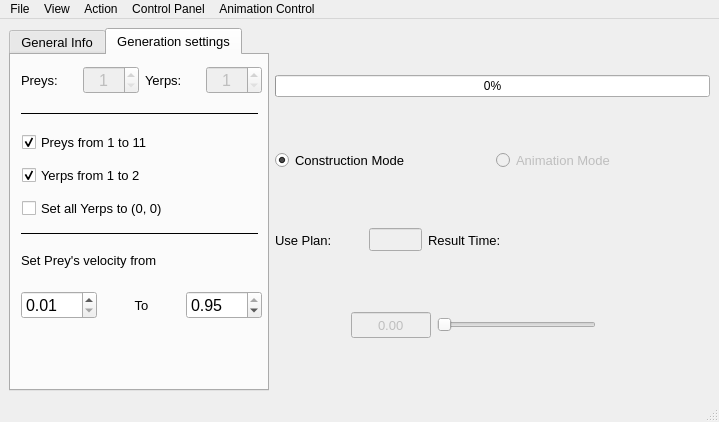
Qt form mainwindow.ui (Frostmourneee/MT-TSP) before a commit.
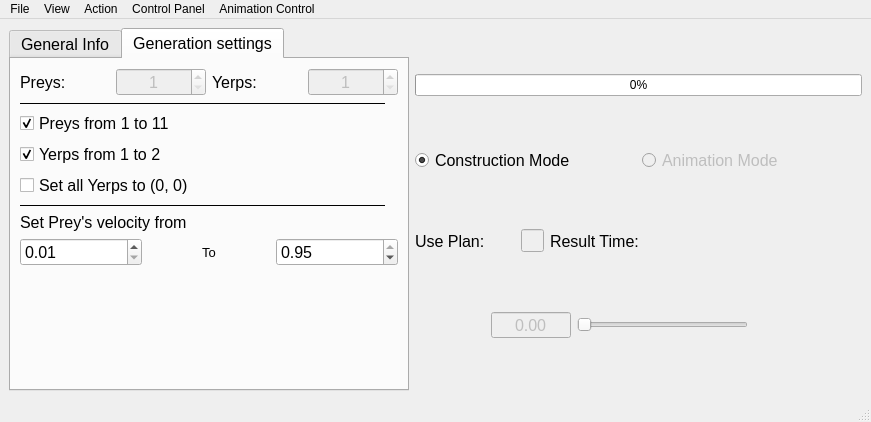
The same form after that commit. The open tabs and pages were chosen to show the change.

Commit message: Generation settings tab finished

The edit to the form file:
```diff
--- a/mainwindow.ui
+++ b/mainwindow.ui
@@ -25,19 +25,19 @@
       </property>
       <property name="minimumSize">
        <size>
-        <width>260</width>
+        <width>400</width>
         <height>0</height>
        </size>
       </property>
       <property name="maximumSize">
        <size>
-        <width>260</width>
+        <width>400</width>
         <height>16777215</height>
        </size>
       </property>
       <property name="font">
        <font>
-        <pointsize>10</pointsize>
+        <pointsize>12</pointsize>
        </font>
       </property>
       <property name="tabPosition">
@@ -142,21 +142,14 @@
        <attribute name="title">
         <string>Generation settings</string>
        </attribute>
-       <widget class="QWidget" name="horizontalLayoutWidget_3">
-        <property name="geometry">
-         <rect>
-          <x>10</x>
-          <y>10</y>
-          <width>241</width>
-          <height>31</height>
-         </rect>
-        </property>
+       <layout class="QVBoxLayout" name="verticalLayout_2">
+        <item>
         <layout class="QHBoxLayout" name="layoutGenEntities">
          <item>
           <widget class="QLabel" name="labelGenYerps">
            <property name="font">
             <font>
-             <pointsize>10</pointsize>
+              <pointsize>12</pointsize>
             </font>
            </property>
            <property name="layoutDirection">
@@ -241,16 +234,31 @@
           </widget>
          </item>
         </layout>
-       </widget>
+        </item>
+        <item>
+         <widget class="Line" name="line">
+          <property name="minimumSize">
+           <size>
+            <width>365</width>
+            <height>0</height>
+           </size>
+          </property>
+          <property name="maximumSize">
+           <size>
+            <width>237</width>
+            <height>16777215</height>
+           </size>
+          </property>
+          <property name="frameShadow">
+           <enum>QFrame::Plain</enum>
+          </property>
+          <property name="orientation">
+           <enum>Qt::Horizontal</enum>
+          </property>
+         </widget>
+        </item>
+        <item>
        <widget class="QCheckBox" name="checkBoxRandomN">
-        <property name="geometry">
-         <rect>
-          <x>11</x>
-          <y>76</y>
-          <width>231</width>
-          <height>22</height>
-         </rect>
-        </property>
         <property name="layoutDirection">
          <enum>Qt::LeftToRight</enum>
         </property>
@@ -261,15 +269,9 @@
          <bool>true</bool>
         </property>
        </widget>
+        </item>
+        <item>
        <widget class="QCheckBox" name="checkBoxRandomM">
-        <property name="geometry">
-         <rect>
-          <x>11</x>
-          <y>109</y>
-          <width>231</width>
-          <height>22</height>
-         </rect>
-        </property>
         <property name="layoutDirection">
          <enum>Qt::LeftToRight</enum>
         </property>
@@ -280,95 +282,9 @@
          <bool>true</bool>
         </property>
        </widget>
-       <widget class="Line" name="line">
-        <property name="geometry">
-         <rect>
-          <x>10</x>
-          <y>50</y>
-          <width>237</width>
-          <height>16</height>
-         </rect>
-        </property>
-        <property name="minimumSize">
-         <size>
-          <width>237</width>
-          <height>0</height>
-         </size>
-        </property>
-        <property name="maximumSize">
-         <size>
-          <width>237</width>
-          <height>16777215</height>
-         </size>
-        </property>
-        <property name="frameShadow">
-         <enum>QFrame::Plain</enum>
-        </property>
-        <property name="orientation">
-         <enum>Qt::Horizontal</enum>
-        </property>
-       </widget>
-       <widget class="QLabel" name="labelGenVelMin">
-        <property name="geometry">
-         <rect>
-          <x>10</x>
-          <y>190</y>
-          <width>241</width>
-          <height>31</height>
-         </rect>
-        </property>
-        <property name="font">
-         <font>
-          <pointsize>10</pointsize>
-         </font>
-        </property>
-        <property name="layoutDirection">
-         <enum>Qt::LeftToRight</enum>
-        </property>
-        <property name="text">
-         <string>Set Prey's velocity from</string>
-        </property>
-        <property name="alignment">
-         <set>Qt::AlignLeading|Qt::AlignLeft|Qt::AlignVCenter</set>
-        </property>
-       </widget>
-       <widget class="Line" name="line_2">
-        <property name="geometry">
-         <rect>
-          <x>10</x>
-          <y>170</y>
-          <width>237</width>
-          <height>16</height>
-         </rect>
-        </property>
-        <property name="minimumSize">
-         <size>
-          <width>237</width>
-          <height>0</height>
-         </size>
-        </property>
-        <property name="maximumSize">
-         <size>
-          <width>237</width>
-          <height>16777215</height>
-         </size>
-        </property>
-        <property name="frameShadow">
-         <enum>QFrame::Plain</enum>
-        </property>
-        <property name="orientation">
-         <enum>Qt::Horizontal</enum>
-        </property>
-       </widget>
+        </item>
+        <item>
        <widget class="QCheckBox" name="checkBoxAllYerpsToZero">
-        <property name="geometry">
-         <rect>
-          <x>11</x>
-          <y>142</y>
-          <width>231</width>
-          <height>22</height>
-         </rect>
-        </property>
         <property name="layoutDirection">
          <enum>Qt::LeftToRight</enum>
         </property>
@@ -379,15 +295,50 @@
          <bool>false</bool>
         </property>
        </widget>
-       <widget class="QWidget" name="">
-        <property name="geometry">
-         <rect>
-          <x>10</x>
-          <y>230</y>
-          <width>241</width>
-          <height>41</height>
-         </rect>
-        </property>
+        </item>
+        <item>
+         <widget class="Line" name="line_2">
+          <property name="minimumSize">
+           <size>
+            <width>365</width>
+            <height>0</height>
+           </size>
+          </property>
+          <property name="maximumSize">
+           <size>
+            <width>237</width>
+            <height>16777215</height>
+           </size>
+          </property>
+          <property name="frameShadow">
+           <enum>QFrame::Plain</enum>
+          </property>
+          <property name="orientation">
+           <enum>Qt::Horizontal</enum>
+          </property>
+         </widget>
+        </item>
+        <item>
+         <layout class="QVBoxLayout" name="verticalLayout">
+          <item>
+           <widget class="QLabel" name="labelGenVelMin">
+            <property name="font">
+             <font>
+              <pointsize>12</pointsize>
+             </font>
+            </property>
+            <property name="layoutDirection">
+             <enum>Qt::LeftToRight</enum>
+            </property>
+            <property name="text">
+             <string>Set Prey's velocity from</string>
+            </property>
+            <property name="alignment">
+             <set>Qt::AlignLeading|Qt::AlignLeft|Qt::AlignVCenter</set>
+            </property>
+           </widget>
+          </item>
+          <item>
         <layout class="QHBoxLayout" name="layoutVelocity">
          <item>
           <widget class="QDoubleSpinBox" name="dSpinBoxVelMin">
@@ -466,7 +417,23 @@
           </widget>
          </item>
         </layout>
-       </widget>
+          </item>
+          <item>
+           <spacer name="verticalSpacer">
+            <property name="orientation">
+             <enum>Qt::Vertical</enum>
+            </property>
+            <property name="sizeHint" stdset="0">
+             <size>
+              <width>20</width>
+              <height>40</height>
+             </size>
+            </property>
+           </spacer>
+          </item>
+         </layout>
+        </item>
+       </layout>
       </widget>
      </widget>
     </item>
@@ -485,7 +452,7 @@
          <widget class="QRadioButton" name="rBConstruction">
           <property name="font">
            <font>
-            <pointsize>10</pointsize>
+            <pointsize>12</pointsize>
            </font>
           </property>
           <property name="text">
@@ -503,7 +470,7 @@
           </property>
           <property name="font">
            <font>
-            <pointsize>10</pointsize>
+            <pointsize>12</pointsize>
            </font>
           </property>
           <property name="layoutDirection">
@@ -522,19 +489,19 @@
          <widget class="QLabel" name="labelUsePlan">
           <property name="minimumSize">
            <size>
-            <width>88</width>
+            <width>100</width>
             <height>0</height>
            </size>
           </property>
           <property name="maximumSize">
            <size>
-            <width>88</width>
+            <width>100</width>
             <height>16777215</height>
            </size>
           </property>
           <property name="font">
            <font>
-            <pointsize>10</pointsize>
+            <pointsize>12</pointsize>
            </font>
           </property>
           <property name="toolTip">
@@ -575,19 +542,19 @@
          <widget class="QLabel" name="labelResT">
           <property name="minimumSize">
            <size>
-            <width>110</width>
+            <width>130</width>
             <height>0</height>
            </size>
           </property>
           <property name="maximumSize">
            <size>
-            <width>110</width>
+            <width>130</width>
             <height>16777215</height>
            </size>
           </property>
           <property name="font">
            <font>
-            <pointsize>10</pointsize>
+            <pointsize>12</pointsize>
            </font>
           </property>
           <property name="text">
@@ -602,19 +569,19 @@
          <widget class="QLabel" name="labelT">
           <property name="minimumSize">
            <size>
-            <width>90</width>
+            <width>100</width>
             <height>0</height>
            </size>
           </property>
           <property name="maximumSize">
            <size>
-            <width>90</width>
+            <width>100</width>
             <height>16777215</height>
            </size>
           </property>
           <property name="font">
            <font>
-            <pointsize>10</pointsize>
+            <pointsize>12</pointsize>
             <weight>75</weight>
             <bold>true</bold>
            </font>
@@ -810,7 +777,7 @@
           </property>
           <property name="font">
            <font>
-            <pointsize>10</pointsize>
+            <pointsize>12</pointsize>
            </font>
           </property>
           <property name="frame">
```
Left out of the diff: 6 changed lines with no effect on the pictures. Lines whose indentation alone changed are shown as unchanged. The commit also changes 2 other files.
